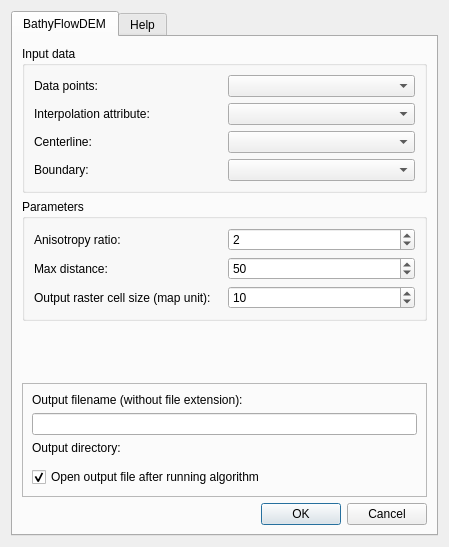
Old version of the form BathyFlowDEM_dialog_base.ui in the repository melindafemminis/BathyFlowDEM.
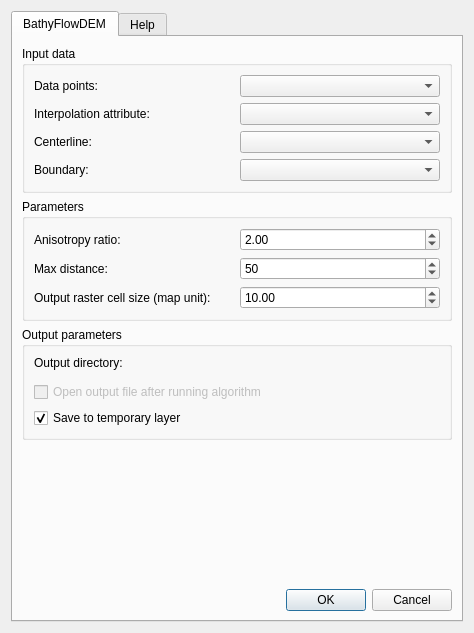
New version of the form. Custom widgets are drawn as their Qt base class.

Commit message: Custom 'OK' and 'Cancel' buttons to add messageBar to plugin dialog

Patch:
```diff
--- a/BathyFlowDEM_dialog_base.ui
+++ b/BathyFlowDEM_dialog_base.ui
@@ -6,8 +6,8 @@
    <rect>
     <x>0</x>
     <y>0</y>
-    <width>449</width>
-    <height>547</height>
+    <width>474</width>
+    <height>633</height>
    </rect>
   </property>
   <property name="windowTitle">
@@ -23,8 +23,8 @@
       <attribute name="title">
        <string>BathyFlowDEM</string>
       </attribute>
-      <layout class="QGridLayout" name="gridLayout_4">
-       <item row="0" column="0">
+      <layout class="QVBoxLayout" name="verticalLayout">
+       <item>
         <widget class="QGroupBox" name="groupBox_2">
          <property name="title">
           <string>Input data</string>
@@ -101,7 +101,7 @@
          </layout>
         </widget>
        </item>
-       <item row="1" column="0">
+       <item>
         <widget class="QGroupBox" name="groupBox">
          <property name="title">
           <string>Parameters</string>
@@ -120,21 +120,12 @@
              </widget>
             </item>
             <item>
-             <widget class="QgsSpinBox" name="sbAnisotropyValue">
-              <property name="toolTip">
-               <string>&lt;html&gt;&lt;head/&gt;&lt;body&gt;&lt;p&gt;During the interpolation, distances across the flow direction will be multiplied by this ratio, giving more weight to the points in the flow direction.&lt;/p&gt;&lt;/body&gt;&lt;/html&gt;</string>
-              </property>
-              <property name="frame">
-               <bool>true</bool>
-              </property>
-              <property name="minimum">
-               <number>1</number>
-              </property>
+             <widget class="QgsDoubleSpinBox" name="sbAnisotropyValue">
               <property name="singleStep">
                <number>1</number>
               </property>
               <property name="value">
-               <number>2</number>
+               <double>2.000000000000000</double>
               </property>
              </widget>
             </item>
@@ -150,13 +141,13 @@
              </widget>
             </item>
             <item>
-             <widget class="QgsSpinBox" name="sbMaxDist">
-              <property name="toolTip">
-               <string>&lt;html&gt;&lt;head/&gt;&lt;body&gt;&lt;p&gt;During interpolation, only the points within this distance will be used. &lt;/p&gt;&lt;/body&gt;&lt;/html&gt;</string>
-              </property>
-              <property name="singleStep">
+             <widget class="QgsSpinBox" name="sbCellSize_2">
+              <property name="minimum">
                <number>1</number>
               </property>
+              <property name="maximum">
+               <number>500</number>
+              </property>
               <property name="value">
                <number>50</number>
               </property>
@@ -174,12 +165,15 @@
              </widget>
             </item>
             <item>
-             <widget class="QSpinBox" name="sbCellSize">
-              <property name="toolTip">
-               <string>Cell size in map units</string>
+             <widget class="QgsDoubleSpinBox" name="sbCellSize">
+              <property name="minimum">
+               <double>0.100000000000000</double>
+              </property>
+              <property name="maximum">
+               <double>500.000000000000000</double>
               </property>
               <property name="value">
-               <number>10</number>
+               <double>10.000000000000000</double>
               </property>
              </widget>
             </item>
@@ -188,41 +182,13 @@
          </layout>
         </widget>
        </item>
-       <item row="2" column="0">
-        <spacer name="verticalSpacer">
-         <property name="orientation">
-          <enum>Qt::Vertical</enum>
-         </property>
-         <property name="sizeHint" stdset="0">
-          <size>
-           <width>20</width>
-           <height>54</height>
-          </size>
-         </property>
-        </spacer>
-       </item>
-       <item row="3" column="0">
-        <widget class="QFrame" name="frame_2">
-         <property name="frameShape">
-          <enum>QFrame::StyledPanel</enum>
-         </property>
-         <property name="frameShadow">
-          <enum>QFrame::Raised</enum>
+       <item>
+        <widget class="QGroupBox" name="groupBox_3">
+         <property name="title">
+          <string>Output parameters</string>
          </property>
          <layout class="QGridLayout" name="gridLayout_2">
           <item row="0" column="0">
-           <layout class="QVBoxLayout" name="verticalLayout">
-            <item>
-             <widget class="QLabel" name="label_7">
-              <property name="text">
-               <string>Output filename (without file extension):</string>
-              </property>
-             </widget>
-            </item>
-            <item>
-             <widget class="QLineEdit" name="leOutputName"/>
-            </item>
-            <item>
              <widget class="QLabel" name="label_3">
               <property name="text">
                <string>Output directory:</string>
@@ -254,32 +220,80 @@
               </property>
              </widget>
             </item>
-            <item>
+          <item row="2" column="0">
              <widget class="QCheckBox" name="cbOpenOutputFile">
+            <property name="enabled">
+             <bool>false</bool>
+            </property>
               <property name="text">
                <string>Open output file after running algorithm</string>
               </property>
+            <property name="checkable">
+             <bool>true</bool>
+            </property>
               <property name="checked">
+             <bool>false</bool>
+            </property>
+           </widget>
+          </item>
+          <item row="3" column="0">
+           <widget class="QCheckBox" name="cbTempLayer">
+            <property name="text">
+             <string>Save to temporary layer</string>
+            </property>
+            <property name="checked">
                <bool>true</bool>
               </property>
              </widget>
             </item>
            </layout>
-          </item>
-         </layout>
         </widget>
        </item>
-       <item row="4" column="0">
-        <layout class="QHBoxLayout" name="horizontalLayout">
          <item>
-          <widget class="QDialogButtonBox" name="button_box">
+        <spacer name="verticalSpacer">
+         <property name="orientation">
+          <enum>Qt::Vertical</enum>
+         </property>
+         <property name="sizeHint" stdset="0">
+          <size>
+           <width>20</width>
+           <height>149</height>
+          </size>
+         </property>
+        </spacer>
+       </item>
+       <item>
+        <layout class="QHBoxLayout" name="horizontalLayout_2">
+         <item>
+          <spacer name="horizontalSpacer">
            <property name="orientation">
             <enum>Qt::Horizontal</enum>
            </property>
-           <property name="standardButtons">
-            <set>QDialogButtonBox::Cancel|QDialogButtonBox::Ok</set>
+           <property name="sizeHint" stdset="0">
+            <size>
+             <width>40</width>
+             <height>20</height>
+            </size>
            </property>
-          </widget>
+          </spacer>
+         </item>
+         <item>
+          <layout class="QHBoxLayout" name="horizontalLayout">
+           <item>
+            <widget class="QPushButton" name="buttonOK">
+             <property name="text">
+              <string>OK</string>
+             </property>
+            </widget>
+           </item>
+           <item>
+            <widget class="QPushButton" name="buttonCancel">
+             <property name="text">
+              <string>Cancel</string>
+             </property>
+            </widget>
+           </item>
+          </layout>
          </item>
         </layout>
        </item>
@@ -328,6 +342,11 @@
   </layout>
  </widget>
  <customwidgets>
+  <customwidget>
+   <class>QgsDoubleSpinBox</class>
+   <extends>QDoubleSpinBox</extends>
+   <header>qgsdoublespinbox.h</header>
+  </customwidget>
   <customwidget>
    <class>QgsFieldComboBox</class>
    <extends>QComboBox</extends>
```
Left out of the diff: 41 changed lines with no effect on the pictures. Lines whose indentation alone changed are shown as unchanged. The commit also changes 2 other files.
